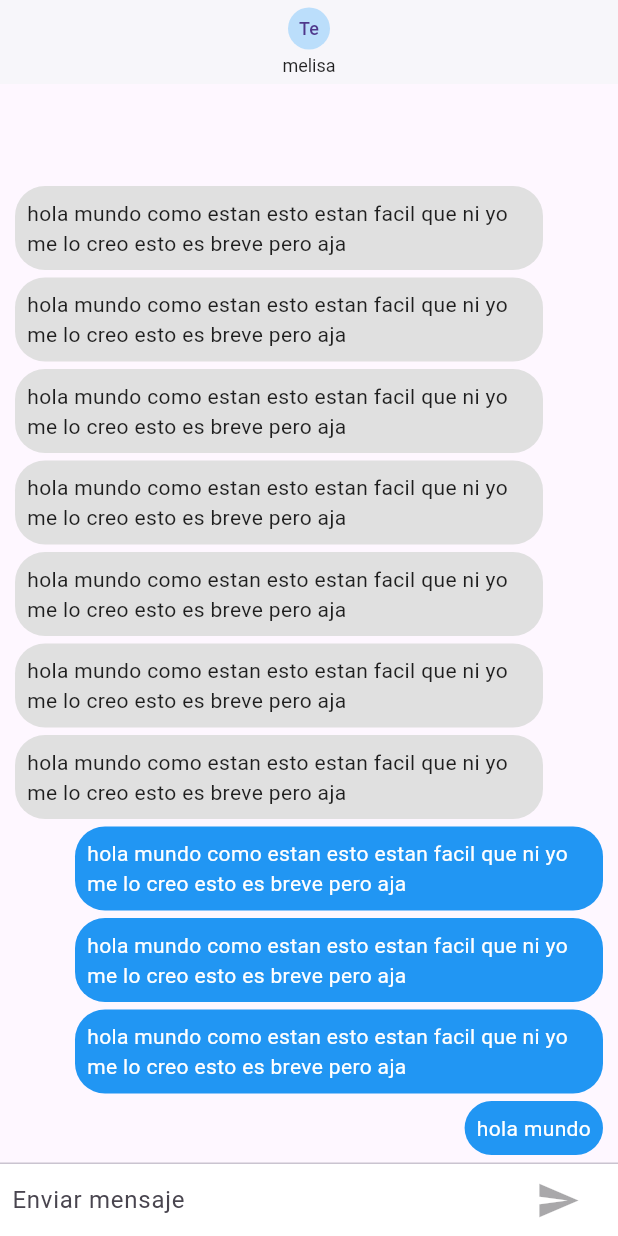
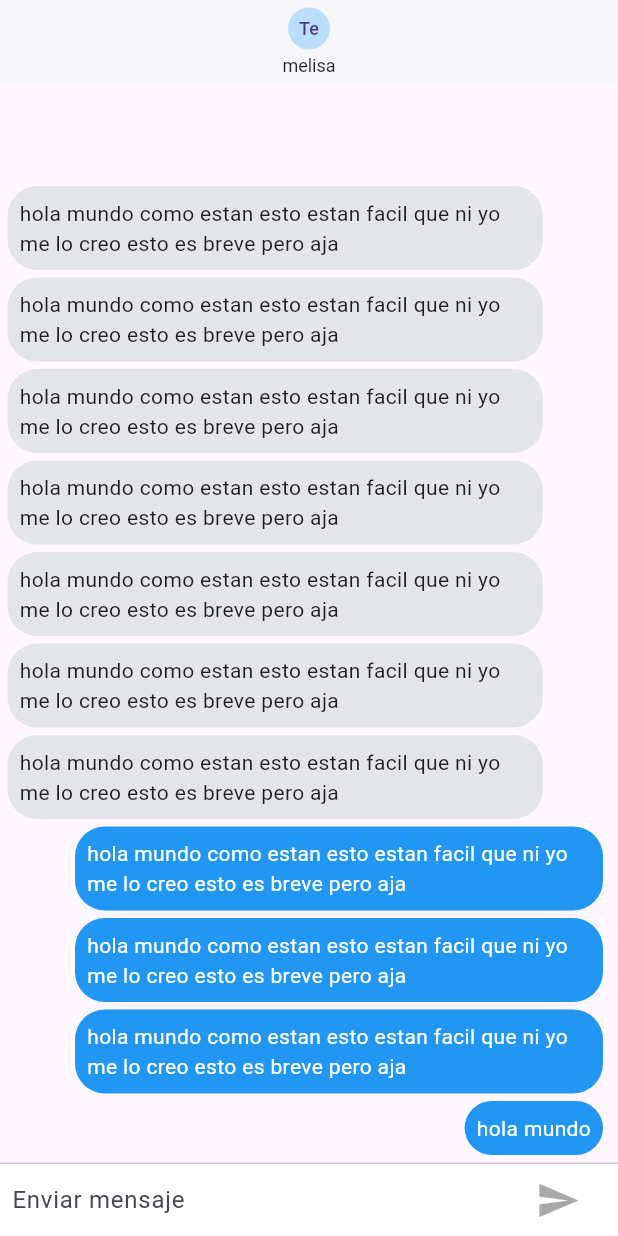
Before and after one commit to GPplay/chat-flutter, a Flutter app: the screen it shows after launch, on a phone screen of 412 x 824 dp. Run offline on Flutter 3.47's test engine with Material 3 defaults, Android fonts, the phone set to English and light mode, and no system bars; our stand-ins replace pull_to_refresh.

Commit message:
chat messenge

```diff
--- a/lib/pages/chat_page.dart
+++ b/lib/pages/chat_page.dart
@@ -139,6 +139,11 @@ class _ChatPageState extends State<ChatPage> {
     _textController.clear();
     _focusNode.requestFocus();
 
+    final newMessage = ChatMessenge(
+      texto: text,
+      uid: '123',
+    );
+    _mensajes.insert(0, newMessage);
     setState(() {
       _estaEscribiendo = false;
     });
--- a/lib/widget/chat_messenge.dart
+++ b/lib/widget/chat_messenge.dart
@@ -43,10 +43,10 @@ class ChatMessenge extends StatelessWidget {
         margin: EdgeInsets.only(
           right: 50.0,
           bottom: 5.0,
-          left: 10.0
+          left: 5.0
         ),
         decoration: BoxDecoration(
-          color: Colors.grey[300],
+          color: Color(0xffE4E5E8),
           borderRadius: BorderRadius.circular(20),
           ),
         child: Text(texto, style: TextStyle(color: Colors.black87)),
```
